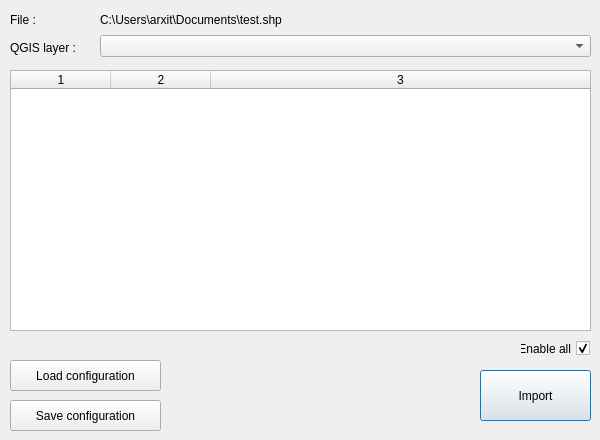
Above: widgets/import_data/import_shp_dialog.ui from Geoportail-Luxembourg/qgis-pag-plugin before the change. Below: the same form after it.
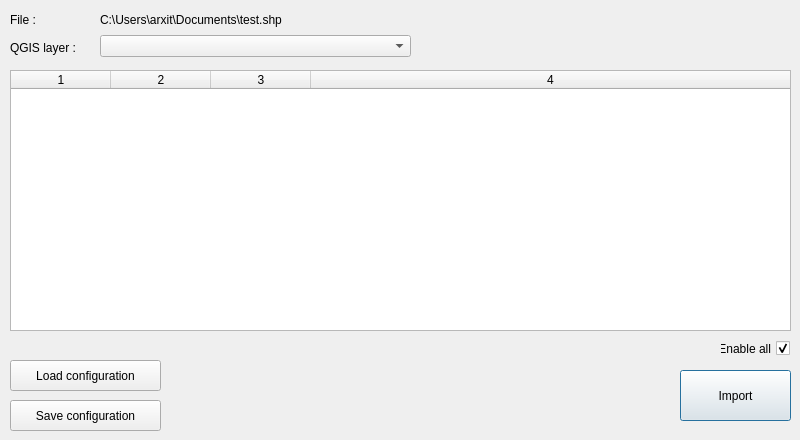
That is the form after the change.

Diff of the .ui file:
```diff
--- a/widgets/import_data/import_shp_dialog.ui
+++ b/widgets/import_data/import_shp_dialog.ui
@@ -9,7 +9,7 @@
    <rect>
     <x>0</x>
     <y>0</y>
-    <width>600</width>
+    <width>800</width>
     <height>440</height>
    </rect>
   </property>
@@ -21,13 +21,13 @@
   </property>
   <property name="minimumSize">
    <size>
-    <width>600</width>
+    <width>800</width>
     <height>440</height>
    </size>
   </property>
   <property name="maximumSize">
    <size>
-    <width>600</width>
+    <width>800</width>
     <height>440</height>
    </size>
   </property>
@@ -39,7 +39,7 @@
     <rect>
      <x>100</x>
      <y>10</y>
-     <width>491</width>
+     <width>691</width>
      <height>20</height>
     </rect>
    </property>
@@ -65,7 +65,7 @@
     <rect>
      <x>100</x>
      <y>35</y>
-     <width>491</width>
+     <width>311</width>
      <height>22</height>
     </rect>
    </property>
@@ -81,7 +81,7 @@
     <rect>
      <x>10</x>
      <y>70</y>
-     <width>581</width>
+     <width>781</width>
      <height>261</height>
     </rect>
    </property>
@@ -89,7 +89,7 @@
     <enum>QAbstractItemView::NoSelection</enum>
    </property>
    <property name="columnCount">
-    <number>3</number>
+    <number>4</number>
    </property>
    <attribute name="horizontalHeaderStretchLastSection">
     <bool>true</bool>
@@ -97,11 +97,12 @@
    <column/>
    <column/>
    <column/>
+   <column/>
   </widget>
   <widget class="QPushButton" name="btnImport">
    <property name="geometry">
     <rect>
-     <x>480</x>
+     <x>680</x>
      <y>370</y>
      <width>111</width>
      <height>51</height>
@@ -156,7 +157,7 @@
   <widget class="QCheckBox" name="chkEnableAllFieldsMapping">
    <property name="geometry">
     <rect>
-     <x>520</x>
+     <x>720</x>
      <y>340</y>
      <width>70</width>
      <height>17</height>
```
